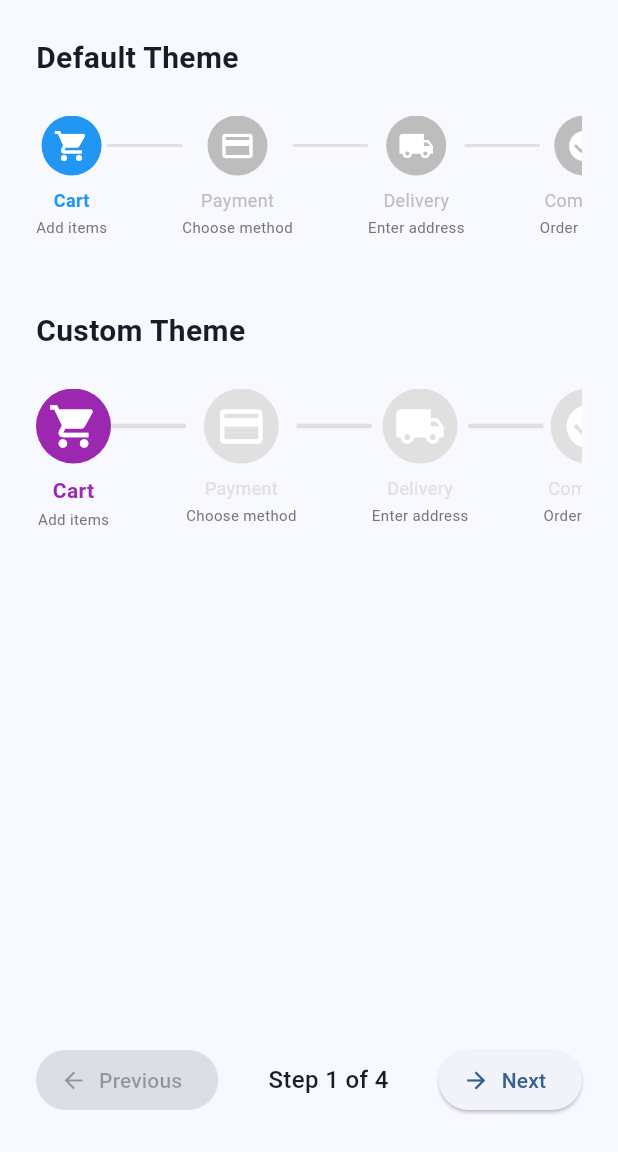
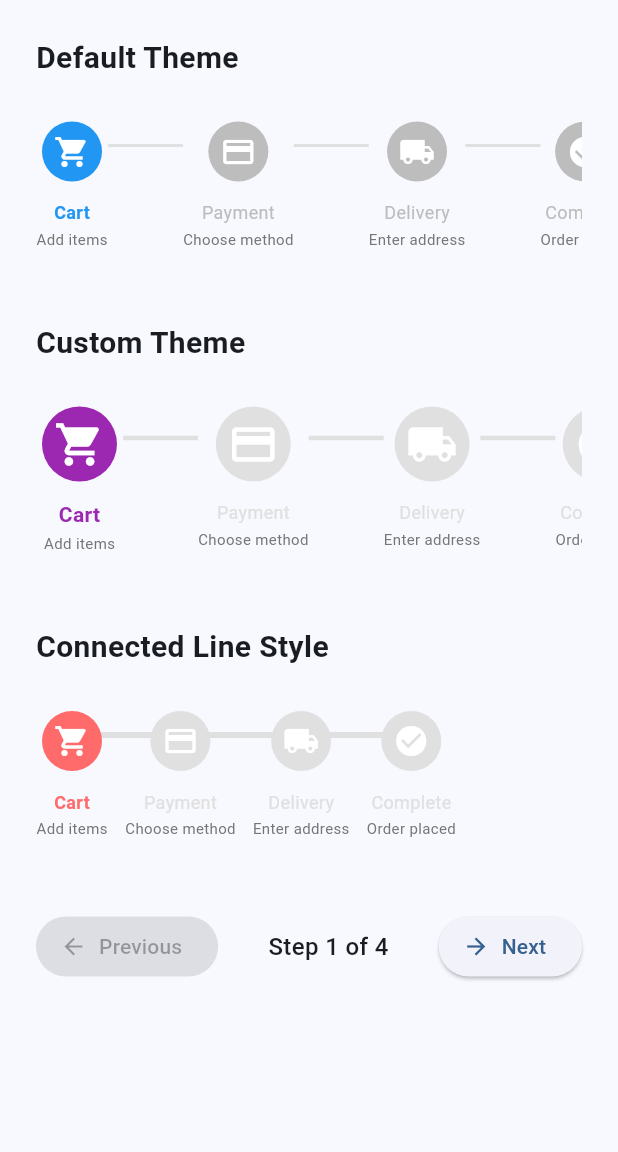
Before and after one commit to kihyun1998/flutter_animation_stepper, a Flutter app: the screen it shows after launch, on a phone screen of 412 x 824 dp, the part 84-1236 px from its top. Run offline on Flutter 3.47's test engine with Material 3 defaults, Android fonts, the phone set to English and light mode, and no system bars.

Commit message:
update: isLoading

```diff
--- a/analysis_options.yaml
+++ b/analysis_options.yaml
@@ -1,4 +1,13 @@
 include: package:flutter_lints/flutter.yaml
 
-# Additional information about this file can be found at
-# https://dart.dev/guides/language/analysis-options
+linter:
+  rules:
+    - missing_provider_scope: false
+    - prefer_const_constructors
+    - prefer_const_declarations
+
+analyzer:
+  errors:
+    invalid_annotation_target: ignore
+  exclude:
+    - "**/*.g.dart"
--- a/example/lib/main.dart
+++ b/example/lib/main.dart
@@ -30,7 +30,7 @@ class ExamplePage extends StatefulWidget {
 
 class _ExamplePageState extends State<ExamplePage> {
   int _currentStep = 0;
-  int? _loadingStep;
+  bool _isLoading = false;
 
   final List<StepItem> _steps = [
     StepItem(
@@ -59,7 +59,7 @@ class _ExamplePageState extends State<ExamplePage> {
     if (_currentStep < _steps.length - 1) {
       // Show loading on current step
       setState(() {
-        _loadingStep = _currentStep;
+        _isLoading = true;
       });
 
       // Simulate async operation (e.g., API call, validation)
@@ -68,7 +68,7 @@ class _ExamplePageState extends State<ExamplePage> {
       // Move to next step and clear loading
       setState(() {
         _currentStep++;
-        _loadingStep = null;
+        _isLoading = false;
       });
     }
   }
@@ -88,11 +88,12 @@ class _ExamplePageState extends State<ExamplePage> {
         title: const Text('Animation Stepper Example'),
         backgroundColor: Theme.of(context).colorScheme.inversePrimary,
       ),
-      body: Padding(
-        padding: const EdgeInsets.all(24.0),
-        child: Column(
-          crossAxisAlignment: CrossAxisAlignment.start,
-          children: [
+      body: SingleChildScrollView(
+        child: Padding(
+          padding: const EdgeInsets.all(24.0),
+          child: Column(
+            crossAxisAlignment: CrossAxisAlignment.start,
+            children: [
             const Text(
               'Default Theme',
               style: TextStyle(fontSize: 20, fontWeight: FontWeight.bold),
@@ -101,7 +102,7 @@ class _ExamplePageState extends State<ExamplePage> {
             AnimationStepper(
               steps: _steps,
               currentStep: _currentStep,
-              loadingStep: _loadingStep,
+              isLoading: _isLoading,
               onStepTapped: (index) {
                 setState(() {
                   _currentStep = index;
@@ -117,7 +118,7 @@ class _ExamplePageState extends State<ExamplePage> {
             AnimationStepper(
               steps: _steps,
               currentStep: _currentStep,
-              loadingStep: _loadingStep,
+              isLoading: _isLoading,
               theme: AnimationStepperTheme(
                 activeColor: Colors.purple,
                 completedColor: Colors.green,
@@ -140,12 +141,37 @@ class _ExamplePageState extends State<ExamplePage> {
                 });
               },
             ),
-            const Spacer(),
+            const SizedBox(height: 48),
+            const Text(
+              'Connected Line Style',
+              style: TextStyle(fontSize: 20, fontWeight: FontWeight.bold),
+            ),
+            const SizedBox(height: 24),
+            AnimationStepper(
+              steps: _steps,
+              currentStep: _currentStep,
+              isLoading: _isLoading,
+              theme: const AnimationStepperTheme(
+                connectedLine: true,
+                activeColor: Color(0xFFFF6B6B),
+                completedColor: Color(0xFF4ECDC4),
+                inactiveColor: Color(0xFFE0E0E0),
+                activeLineColor: Color(0xFFFF6B6B),
+                lineColor: Color(0xFFE0E0E0),
+                lineThickness: 4,
+              ),
+              onStepTapped: (index) {
+                setState(() {
+                  _currentStep = index;
+                });
+              },
+            ),
+            const SizedBox(height: 48),
             Row(
               mainAxisAlignment: MainAxisAlignment.spaceBetween,
               children: [
                 ElevatedButton.icon(
-                  onPressed: _currentStep > 0 && _loadingStep == null ? _previousStep : null,
+                  onPressed: _currentStep > 0 && !_isLoading ? _previousStep : null,
                   icon: const Icon(Icons.arrow_back),
                   label: const Text('Previous'),
                 ),
@@ -157,10 +183,10 @@ class _ExamplePageState extends State<ExamplePage> {
                   ),
                 ),
                 ElevatedButton.icon(
-                  onPressed: _currentStep < _steps.length - 1 && _loadingStep == null
+                  onPressed: _currentStep < _steps.length - 1 && !_isLoading
                       ? _nextStep
                       : null,
-                  icon: _loadingStep != null
+                  icon: _isLoading
                       ? const SizedBox(
                           width: 16,
                           height: 16,
@@ -171,8 +197,10 @@ class _ExamplePageState extends State<ExamplePage> {
                 ),
               ],
             ),
+            const SizedBox(height: 24),
           ],
         ),
+      ),
       ),
     );
   }
--- a/lib/src/models/animation_stepper_theme.dart
+++ b/lib/src/models/animation_stepper_theme.dart
@@ -31,6 +31,12 @@ class AnimationStepperTheme {
   /// Padding inside the step circle
   final double stepIconPadding;
 
+  // Layout
+  /// Whether the connecting line is integrated with step circles (no gap)
+  /// When true, the line connects directly to the step circles
+  /// When false, there is a gap between the step and the line
+  final bool connectedLine;
+
   // Animation
   /// Duration of the step transition animation
   final Duration animationDuration;
@@ -61,6 +67,7 @@ class AnimationStepperTheme {
     this.lineThickness = 2.0,
     this.stepTextSpacing = 8.0,
     this.stepIconPadding = 8.0,
+    this.connectedLine = false,
     this.animationDuration = const Duration(milliseconds: 300),
     this.animationCurve = Curves.easeInOut,
     this.activeTitleStyle,
@@ -80,6 +87,7 @@ class AnimationStepperTheme {
     double? lineThickness,
     double? stepTextSpacing,
     double? stepIconPadding,
+    bool? connectedLine,
     Duration? animationDuration,
     Curve? animationCurve,
     TextStyle? activeTitleStyle,
@@ -97,6 +105,7 @@ class AnimationStepperTheme {
       lineThickness: lineThickness ?? this.lineThickness,
       stepTextSpacing: stepTextSpacing ?? this.stepTextSpacing,
       stepIconPadding: stepIconPadding ?? this.stepIconPadding,
+      connectedLine: connectedLine ?? this.connectedLine,
       animationDuration: animationDuration ?? this.animationDuration,
       animationCurve: animationCurve ?? this.animationCurve,
       activeTitleStyle: activeTitleStyle ?? this.activeTitleStyle,
--- a/lib/src/widgets/animation_stepper.dart
+++ b/lib/src/widgets/animation_stepper.dart
@@ -11,8 +11,8 @@ class AnimationStepper extends StatefulWidget {
   /// Current active step index (0-based)
   final int currentStep;
 
-  /// Index of the step currently in loading state (shows CircularProgressIndicator)
-  final int? loadingStep;
+  /// Whether the current step is in loading state (shows CircularProgressIndicator)
+  final bool isLoading;
 
   /// Callback when a step is tapped
   final ValueChanged<int>? onStepTapped;
@@ -27,7 +27,7 @@ class AnimationStepper extends StatefulWidget {
     super.key,
     required this.steps,
     required this.currentStep,
-    this.loadingStep,
+    this.isLoading = false,
     this.onStepTapped,
     this.theme = const AnimationStepperTheme(),
     this.enableStepTapping = true,
@@ -84,13 +84,47 @@ class _AnimationStepperState extends State<AnimationStepper>
         return SingleChildScrollView(
           scrollDirection: Axis.horizontal,
           child: IntrinsicHeight(
-            child: Row(
+            child: widget.theme.connectedLine
+                ? _buildConnectedLayout()
+                : Row(
                     crossAxisAlignment: CrossAxisAlignment.start,
                     children: _buildSteps(),
                   ),
           ),
         );
       },
+    );
+  }
+
+  Widget _buildConnectedLayout() {
+    const lineWidth = 80.0; // Width between step centers
+    final totalWidth =
+        (widget.steps.length - 1) * lineWidth + widget.theme.stepSize;
+
+    return SizedBox(
+      width: totalWidth,
+      child: Stack(
+        children: [
+          // Background lines layer
+          Positioned(
+            top: widget.theme.stepSize / 2 - widget.theme.lineThickness / 2,
+            left: widget.theme.stepSize / 2,
+            right: widget.theme.stepSize / 2,
+            child: Row(
+              children: List.generate(
+                widget.steps.length - 1,
+                (i) => Expanded(child: _buildConnectingLine(i)),
+              ),
+            ),
+          ),
+          // Steps layer
+          Row(
+            mainAxisAlignment: MainAxisAlignment.spaceBetween,
+            crossAxisAlignment: CrossAxisAlignment.start,
+            children: List.generate(widget.steps.length, (i) => _buildStep(i)),
+          ),
+        ],
+      ),
     );
   }
 
@@ -114,7 +148,7 @@ class _AnimationStepperState extends State<AnimationStepper>
     final step = widget.steps[index];
     final isActive = index == widget.currentStep;
     final isCompleted = index < widget.currentStep;
-    final isLoading = widget.loadingStep == index;
+    final isLoadingThisStep = isActive && widget.isLoading;
 
     Color stepColor;
     TextStyle? titleStyle;
@@ -149,23 +183,31 @@ class _AnimationStepperState extends State<AnimationStepper>
         TextStyle(color: Colors.grey[600], fontSize: 10);
 
     return GestureDetector(
-      onTap: widget.enableStepTapping && !isLoading
+      onTap: widget.enableStepTapping && !isLoadingThisStep
           ? () => widget.onStepTapped?.call(index)
           : null,
       child: Column(
         mainAxisSize: MainAxisSize.min,
         children: [
-          Stack(
+          // Fixed size container to prevent height jumping when loading indicator appears
+          SizedBox(
+            width: widget.theme.stepSize + 8,
+            height: widget.theme.stepSize + 8,
+            child: Stack(
               alignment: Alignment.center,
               children: [
-              // Outer loading indicator
-              if (isLoading)
-                SizedBox(
+                // Outer loading indicator with fade animation
+                AnimatedOpacity(
+                  opacity: isLoadingThisStep ? 1.0 : 0.0,
+                  duration: widget.theme.animationDuration,
+                  curve: widget.theme.animationCurve,
+                  child: SizedBox(
                     width: widget.theme.stepSize + 8,
                     height: widget.theme.stepSize + 8,
                     child: CircularProgressIndicator(
                       strokeWidth: 2.5,
                       valueColor: AlwaysStoppedAnimation<Color>(stepColor),
+                    ),
                   ),
                 ),
                 // Step circle
@@ -196,6 +238,7 @@ class _AnimationStepperState extends State<AnimationStepper>
                 ),
               ],
             ),
+          ),
           if (step.title != null) ...[
             SizedBox(height: widget.theme.stepTextSpacing),
             Text(step.title!, style: titleStyle, textAlign: TextAlign.center),
@@ -221,13 +264,7 @@ class _AnimationStepperState extends State<AnimationStepper>
             _previousStep < widget.currentStep) ||
         (index == widget.currentStep && _previousStep > widget.currentStep);
 
-    return Padding(
-      padding: EdgeInsets.only(
-        top: widget.theme.stepSize / 2 - widget.theme.lineThickness / 2,
-      ),
-      child: SizedBox(
-        width: 50, // Fixed width for connecting line
-        child: AnimatedBuilder(
+    final lineContent = AnimatedBuilder(
       animation: _animation,
       builder: (context, child) {
         double progress = 1.0;
@@ -264,7 +301,21 @@ class _AnimationStepperState extends State<AnimationStepper>
           ],
         );
       },
+    );
+
+    // For connected layout, the line is already positioned by parent Stack
+    if (widget.theme.connectedLine) {
+      return lineContent;
+    }
+
+    // For separated layout, add padding and fixed width
+    return Padding(
+      padding: EdgeInsets.only(
+        top: widget.theme.stepSize / 2 - widget.theme.lineThickness / 2,
       ),
+      child: SizedBox(
+        width: 50, // Fixed width for connecting line
+        child: lineContent,
       ),
     );
   }
```
Also changed, not shown: example/analysis_options.yaml (+8 -23 lines), example/pubspec.yaml (+7 -4 lines), example/pubspec.lock. Lines whose indentation alone changed are shown as unchanged.
